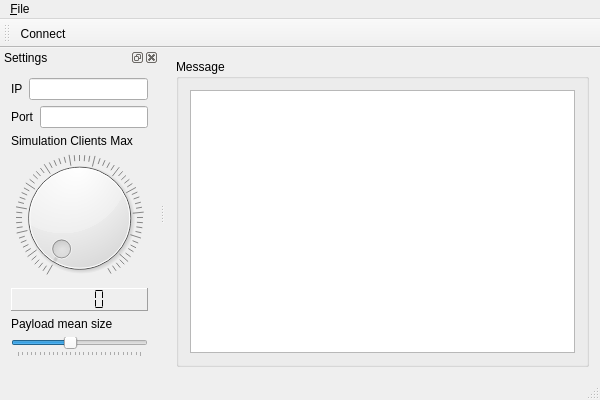
Above: QTcpClientTest/qtcpclienttest.ui from ChowZenki/zpserver before the change. Below: the same form after it.
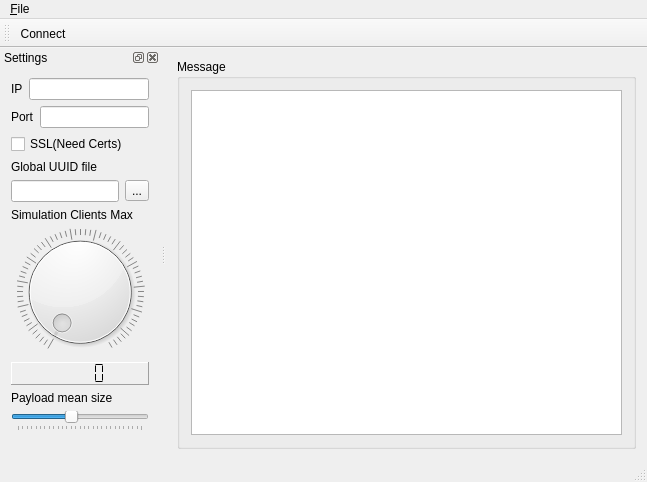
That is the form after the change. Icons and pictures are not drawn.

```diff
--- a/QTcpClientTest/qtcpclienttest.ui
+++ b/QTcpClientTest/qtcpclienttest.ui
@@ -6,15 +6,15 @@
    <rect>
     <x>0</x>
     <y>0</y>
-    <width>600</width>
-    <height>400</height>
+    <width>647</width>
+    <height>482</height>
    </rect>
   </property>
   <property name="windowTitle">
    <string>QTcpClientTest</string>
   </property>
   <widget class="QWidget" name="centralWidget">
-   <layout class="QHBoxLayout" name="horizontalLayout_4">
+   <layout class="QHBoxLayout" name="horizontalLayout_5">
     <item>
      <widget class="QGroupBox" name="groupBox">
       <property name="title">
@@ -38,8 +38,8 @@
     <rect>
      <x>0</x>
      <y>0</y>
-     <width>600</width>
-     <height>23</height>
+     <width>647</width>
+     <height>19</height>
     </rect>
    </property>
    <widget class="QMenu" name="menu_File">
@@ -105,6 +105,34 @@
        </item>
       </layout>
      </item>
+     <item>
+      <widget class="QCheckBox" name="checkBox_SSL">
+       <property name="text">
+        <string>SSL(Need Certs)</string>
+       </property>
+      </widget>
+     </item>
+     <item>
+      <widget class="QLabel" name="label_4">
+       <property name="text">
+        <string>Global UUID file</string>
+       </property>
+      </widget>
+     </item>
+     <item>
+      <layout class="QHBoxLayout" name="horizontalLayout_4">
+       <item>
+        <widget class="QLineEdit" name="lineEdit_globalFile"/>
+       </item>
+       <item>
+        <widget class="QToolButton" name="toolButton_brFile">
+         <property name="text">
+          <string>...</string>
+         </property>
+        </widget>
+       </item>
+      </layout>
+     </item>
      <item>
       <widget class="QLabel" name="label_3">
        <property name="text">
```
Left out of the diff: 2 changed lines with no effect on the pictures.
